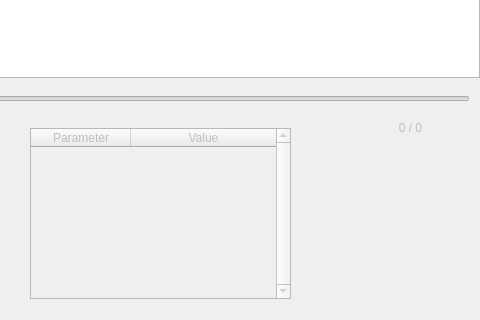
This is Forms/designes/MainWindow.ui in sa-korobeynikov/python-science-plotter as Qt 5 draws it before an edit; both pictures show x 500 to 980 and y 512 to 832 of the 980 by 832 pixel window. The edited form follows.
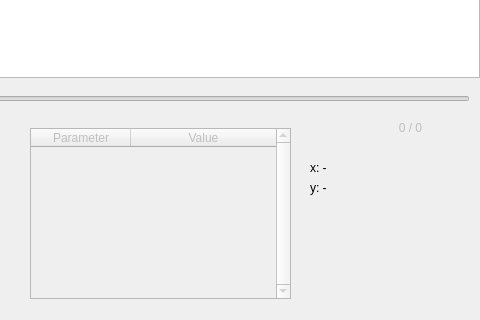
This is the edited form. Icons and pictures are not drawn. Custom widgets are drawn as their Qt base class.

The edit to the form file:
```diff
--- a/Forms/designes/MainWindow.ui
+++ b/Forms/designes/MainWindow.ui
@@ -259,6 +259,32 @@
      </property>
     </column>
    </widget>
+   <widget class="QLabel" name="x_pos">
+    <property name="geometry">
+     <rect>
+      <x>810</x>
+      <y>670</y>
+      <width>141</width>
+      <height>20</height>
+     </rect>
+    </property>
+    <property name="text">
+     <string>x: -</string>
+    </property>
+   </widget>
+   <widget class="QLabel" name="y_pos">
+    <property name="geometry">
+     <rect>
+      <x>810</x>
+      <y>690</y>
+      <width>141</width>
+      <height>20</height>
+     </rect>
+    </property>
+    <property name="text">
+     <string>y: -</string>
+    </property>
+   </widget>
   </widget>
  </widget>
  <customwidgets>
```
